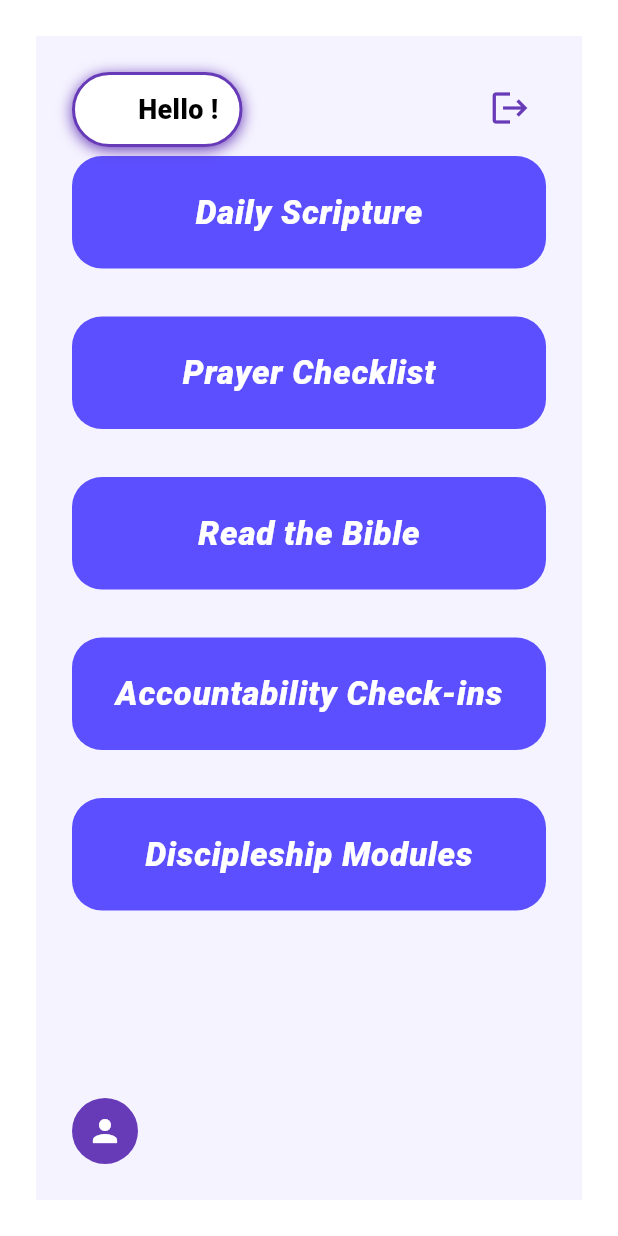
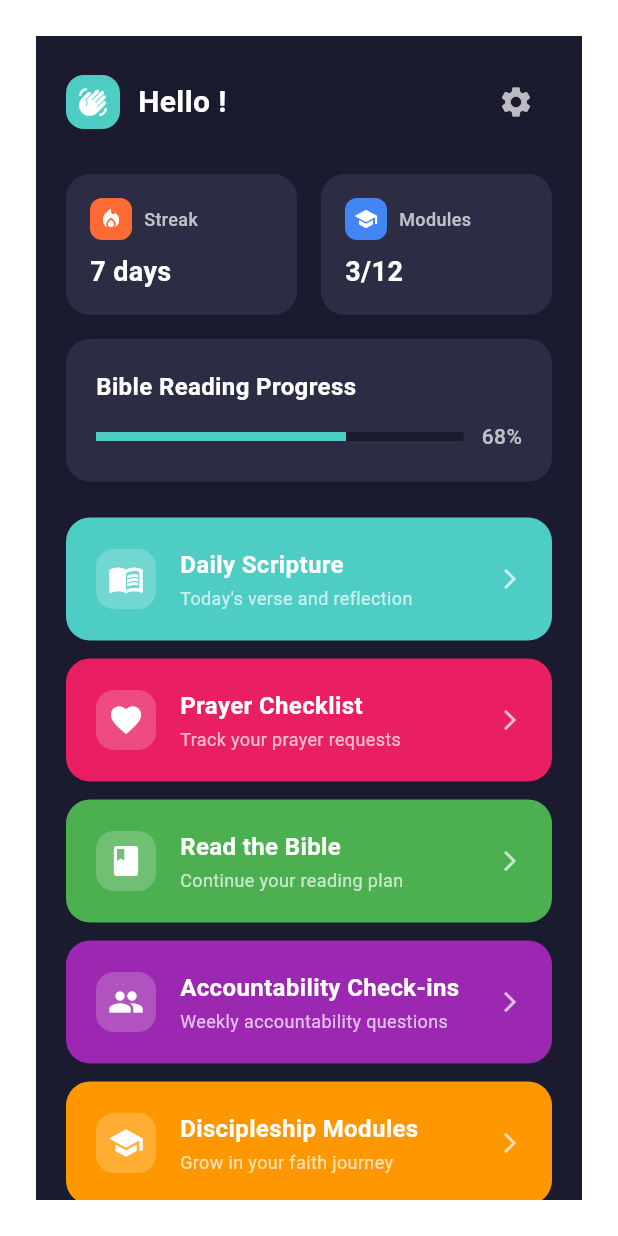
Before and after one commit to dataNerd65/TTIApp, a Flutter app: the screen it shows once a user with an empty profile is signed in, on a phone screen of 412 x 824 dp. Run offline on Flutter 3.47's test engine with Material 3 defaults, Android fonts, the phone set to English and light mode, and no system bars; our stand-ins replace cloud_firestore, firebase_auth, firebase_core, flutter_svg, google_sign_in; accounts and stored records are empty.

Commit message:
significant UI change

```diff
--- a/lib/screens/dashboard1.dart
+++ b/lib/screens/dashboard1.dart
@@ -1,7 +1,6 @@
 import 'package:flutter/material.dart';
 import 'package:firebase_auth/firebase_auth.dart';
 import '../widgets/responsive_scaffold_body.dart';
-import '../widgets/universal_button.dart';
 
 class Dashboard1 extends StatelessWidget {
   const Dashboard1({super.key});
@@ -24,7 +23,7 @@ class Dashboard1 extends StatelessWidget {
   @override
   Widget build(BuildContext context) {
     return Scaffold(
-      backgroundColor: Colors.white,
+      backgroundColor: const Color(0xFF1A1B2E),
       body: ResponsiveScaffoldBody(
         child: _DashboardPanel(onLogout: () => _logout(context)),
         sideChild: Container(color: const Color(0xFFA3C64B)),
@@ -40,164 +39,338 @@ class _DashboardPanel extends StatelessWidget {
   @override
   Widget build(BuildContext context) {
     final user = FirebaseAuth.instance.currentUser;
-    final username = user?.displayName ?? "User";
+    final username = user?.displayName ?? "Kiarie";
 
-    return Stack(
-      children: [
-        // Light purple dashboard area (main content)
-        Positioned.fill(
-          child: Container(
-            color: const Color(0xFFF5F3FF),
-            child: SafeArea(
-              child: SingleChildScrollView(
+    return SafeArea(
+      child: SingleChildScrollView(
+        child: Container(
+          color: const Color(0xFF1A1B2E),
+          padding: const EdgeInsets.all(20),
+          child: Column(
+            crossAxisAlignment: CrossAxisAlignment.stretch,
+            children: [
+              // Header with greeting and settings
+              Row(
+                mainAxisAlignment: MainAxisAlignment.spaceBetween,
+                children: [
+                  Row(
+                    children: [
+                      Container(
+                        padding: const EdgeInsets.all(8),
+                        decoration: BoxDecoration(
+                          color: const Color(0xFF4ECDC4),
+                          borderRadius: BorderRadius.circular(12),
+                        ),
+                        child: const Icon(
+                          Icons.waving_hand,
+                          color: Colors.white,
+                          size: 20,
+                        ),
+                      ),
+                      const SizedBox(width: 12),
+                      Text(
+                        'Hello $username!',
+                        style: const TextStyle(
+                          color: Colors.white,
+                          fontSize: 20,
+                          fontWeight: FontWeight.bold,
+                        ),
+                      ),
+                    ],
+                  ),
+                  IconButton(
+                    onPressed: onLogout,
+                    icon: const Icon(
+                      Icons.settings,
+                      color: Colors.white70,
+                      size: 24,
+                    ),
+                  ),
+                ],
+              ),
+              const SizedBox(height: 24),
+
+              // Stats Cards
+              Row(
+                children: [
+                  Expanded(
+                    child: _buildStatCard(
+                      'Streak',
+                      '7 days',
+                      Icons.local_fire_department,
+                      const Color(0xFFFF6B35),
+                    ),
+                  ),
+                  const SizedBox(width: 16),
+                  Expanded(
+                    child: _buildStatCard(
+                      'Modules',
+                      '3/12',
+                      Icons.school,
+                      const Color(0xFF4285F4),
+                    ),
+                  ),
+                ],
+              ),
+              const SizedBox(height: 16),
+
+              // Bible Reading Progress
+              Container(
+                padding: const EdgeInsets.all(20),
+                decoration: BoxDecoration(
+                  color: const Color(0xFF2C2D44),
+                  borderRadius: BorderRadius.circular(16),
+                ),
                 child: Column(
-                  crossAxisAlignment: CrossAxisAlignment.stretch,
+                  crossAxisAlignment: CrossAxisAlignment.start,
                   children: [
-                    const SizedBox(height: 80), // Space for greeting/logout
-                    Padding(
-                      padding: const EdgeInsets.symmetric(horizontal: 24),
-                      child: UniversalButton(
-                        text: 'Daily Scripture',
-                        textStyle: const TextStyle(
-                          fontWeight: FontWeight.w900,
-                          fontStyle: FontStyle.italic,
-                          fontSize: 22,
-                          letterSpacing: 0.5,
-                        ),
-                        width: double.infinity,
-                        onPressed: () {},
+                    const Text(
+                      'Bible Reading Progress',
+                      style: TextStyle(
+                        color: Colors.white,
+                        fontSize: 16,
+                        fontWeight: FontWeight.w600,
                       ),
                     ),
-                    const SizedBox(height: 32),
-                    Padding(
-                      padding: const EdgeInsets.symmetric(horizontal: 24),
-                      child: UniversalButton(
-                        text: 'Prayer Checklist',
-                        textStyle: const TextStyle(
-                          fontWeight: FontWeight.w900,
-                          fontStyle: FontStyle.italic,
-                          fontSize: 22,
-                          letterSpacing: 0.5,
+                    const SizedBox(height: 12),
+                    Row(
+                      mainAxisAlignment: MainAxisAlignment.spaceBetween,
+                      children: [
+                        Expanded(
+                          child: LinearProgressIndicator(
+                            value: 0.68,
+                            backgroundColor: const Color(0xFF1A1B2E),
+                            valueColor: const AlwaysStoppedAnimation<Color>(
+                              Color(0xFF4ECDC4),
+                            ),
+                            minHeight: 6,
+                          ),
                         ),
-                        width: double.infinity,
-                        onPressed: () {},
-                      ),
+                        const SizedBox(width: 12),
+                        const Text(
+                          '68%',
+                          style: TextStyle(
+                            color: Colors.white70,
+                            fontSize: 14,
+                            fontWeight: FontWeight.w500,
+                          ),
+                        ),
+                      ],
                     ),
-                    const SizedBox(height: 32),
-                    Padding(
-                      padding: const EdgeInsets.symmetric(horizontal: 24),
-                      child: UniversalButton(
-                        text: 'Read the Bible',
-                        textStyle: const TextStyle(
-                          fontWeight: FontWeight.w900,
-                          fontStyle: FontStyle.italic,
-                          fontSize: 22,
-                          letterSpacing: 0.5,
-                        ),
-                        width: double.infinity,
-                        onPressed: () {},
-                      ),
-                    ),
-                    const SizedBox(height: 32),
-                    Padding(
-                      padding: const EdgeInsets.symmetric(horizontal: 24),
-                      child: UniversalButton(
-                        text: 'Accountability Check-ins',
-                        textStyle: const TextStyle(
-                          fontWeight: FontWeight.w900,
-                          fontStyle: FontStyle.italic,
-                          fontSize: 22,
-                          letterSpacing: 0.5,
-                        ),
-                        width: double.infinity,
-                        onPressed: () {},
-                      ),
-                    ),
-                    const SizedBox(height: 32),
-                    Padding(
-                      padding: const EdgeInsets.symmetric(horizontal: 24),
-                      child: UniversalButton(
-                        text: 'Discipleship Modules',
-                        textStyle: const TextStyle(
-                          fontWeight: FontWeight.w900,
-                          fontStyle: FontStyle.italic,
-                          fontSize: 22,
-                          letterSpacing: 0.5,
-                        ),
-                        width: double.infinity,
-                        onPressed: () {},
-                      ),
-                    ),
-                    const SizedBox(height: 100), // Space for profile
                   ],
                 ),
               ),
+              const SizedBox(height: 24),
+
+              // Action Buttons
+              _buildActionButton(
+                'Daily Scripture',
+                'Today\'s verse and reflection',
+                Icons.menu_book,
+                const Color(0xFF4ECDC4),
+                () {
+                  // Navigate to Daily Scripture
+                },
+              ),
+              const SizedBox(height: 12),
+
+              _buildActionButton(
+                'Prayer Checklist',
+                'Track your prayer requests',
+                Icons.favorite,
+                const Color(0xFFE91E63),
+                () {
+                  // Navigate to Prayer Checklist
+                },
+              ),
+              const SizedBox(height: 12),
+
+              _buildActionButton(
+                'Read the Bible',
+                'Continue your reading plan',
+                Icons.book,
+                const Color(0xFF4CAF50),
+                () {
+                  // Navigate to Bible Reading
+                },
+              ),
+              const SizedBox(height: 12),
+
+              _buildActionButton(
+                'Accountability Check-ins',
+                'Weekly accountability questions',
+                Icons.group,
+                const Color(0xFF9C27B0),
+                () {
+                  // Navigate to Accountability
+                },
+              ),
+              const SizedBox(height: 12),
+
+              _buildActionButton(
+                'Discipleship Modules',
+                'Grow in your faith journey',
+                Icons.school,
+                const Color(0xFFFF9800),
+                () {
+                  // Navigate to Discipleship
+                },
+              ),
+              const SizedBox(height: 32),
+
+              // Profile Section
+              Row(
+                children: [
+                  CircleAvatar(
+                    radius: 20,
+                    backgroundColor: const Color(0xFF9C27B0),
+                    child: Text(
+                      username.isNotEmpty ? username[0].toUpperCase() : 'K',
+                      style: const TextStyle(
+                        color: Colors.white,
+                        fontWeight: FontWeight.bold,
+                      ),
+                    ),
+                  ),
+                  const SizedBox(width: 12),
+                  Column(
+                    crossAxisAlignment: CrossAxisAlignment.start,
+                    children: [
+                      Text(
+                        username,
+                        style: const TextStyle(
+                          color: Colors.white,
+                          fontWeight: FontWeight.w600,
+                        ),
+                      ),
+                      const Text(
+                        'Growing in Faith',
+                        style: TextStyle(color: Colors.white70, fontSize: 12),
+                      ),
+                    ],
+                  ),
+                ],
+              ),
+            ],
+          ),
+        ),
+      ),
+    );
+  }
+
+  Widget _buildStatCard(
+    String title,
+    String value,
+    IconData icon,
+    Color color,
+  ) {
+    return Container(
+      padding: const EdgeInsets.all(16),
+      decoration: BoxDecoration(
+        color: const Color(0xFF2C2D44),
+        borderRadius: BorderRadius.circular(16),
+      ),
+      child: Column(
+        crossAxisAlignment: CrossAxisAlignment.start,
+        children: [
+          Row(
+            children: [
+              Container(
+                padding: const EdgeInsets.all(6),
+                decoration: BoxDecoration(
+                  color: color,
+                  borderRadius: BorderRadius.circular(8),
+                ),
+                child: Icon(icon, color: Colors.white, size: 16),
+              ),
+              const SizedBox(width: 8),
+              Text(
+                title,
+                style: const TextStyle(
+                  color: Colors.white70,
+                  fontSize: 12,
+                  fontWeight: FontWeight.w500,
+                ),
+              ),
+            ],
+          ),
+          const SizedBox(height: 8),
+          Text(
+            value,
+            style: const TextStyle(
+              color: Colors.white,
+              fontSize: 18,
+              fontWeight: FontWeight.bold,
             ),
           ),
-        ),
-        // Greeting (upper left)
-        Positioned(
-          top: 24,
-          left: 24,
-          child: Container(
-            padding: const EdgeInsets.symmetric(horizontal: 14, vertical: 10),
-            decoration: BoxDecoration(
-              color: Colors.white,
-              borderRadius: BorderRadius.circular(30),
-              border: Border.all(color: Colors.deepPurple, width: 2),
-              boxShadow: [
-                BoxShadow(
-                  color: Colors.deepPurple,
-                  blurRadius: 8,
-                  offset: const Offset(0, 2),
-                ),
-              ],
-            ),
+        ],
+      ),
+    );
+  }
+
+  Widget _buildActionButton(
+    String title,
+    String subtitle,
+    IconData icon,
+    Color color,
+    VoidCallback onTap,
+  ) {
+    return Container(
+      decoration: BoxDecoration(
+        color: color,
+        borderRadius: BorderRadius.circular(16),
+      ),
+      child: Material(
+        color: Colors.transparent,
+        child: InkWell(
+          onTap: onTap,
+          borderRadius: BorderRadius.circular(16),
+          child: Padding(
+            padding: const EdgeInsets.all(20),
             child: Row(
               children: [
-                const Icon(Icons.waving_hand, color: Colors.white, size: 20),
-                const SizedBox(width: 8),
-                Text(
-                  'Hello $username!',
-                  style: const TextStyle(
-                    color: Color.fromARGB(255, 0, 0, 0),
-                    fontWeight: FontWeight.w900,
-                    fontSize: 18,
+                Container(
+                  padding: const EdgeInsets.all(8),
+                  decoration: BoxDecoration(
+                    color: Colors.white.withOpacity(0.2),
+                    borderRadius: BorderRadius.circular(12),
                   ),
+                  child: Icon(icon, color: Colors.white, size: 24),
+                ),
+                const SizedBox(width: 16),
+                Expanded(
+                  child: Column(
+                    crossAxisAlignment: CrossAxisAlignment.start,
+                    children: [
+                      Text(
+                        title,
+                        style: const TextStyle(
+                          color: Colors.white,
+                          fontSize: 16,
+                          fontWeight: FontWeight.bold,
+                        ),
+                      ),
+                      const SizedBox(height: 2),
+                      Text(
+                        subtitle,
+                        style: const TextStyle(
+                          color: Colors.white70,
+                          fontSize: 12,
+                        ),
+                      ),
+                    ],
+                  ),
+                ),
+                const Icon(
+                  Icons.arrow_forward_ios,
+                  color: Colors.white70,
+                  size: 16,
                 ),
               ],
             ),
           ),
         ),
-        // Logout button (upper right)
-        Positioned(
-          top: 24,
-          right: 24,
-          child: IconButton(
-            onPressed: onLogout,
-            icon: const Icon(Icons.logout, color: Colors.deepPurple, size: 28),
-            tooltip: 'Logout',
-          ),
-        ),
-        // Profile (lower left)
-        Positioned(
-          left: 24,
-          bottom: 24,
-          child: Tooltip(
-            message: 'View profile',
-            child: Row(
-              children: [
-                const CircleAvatar(
-                  radius: 22,
-                  backgroundColor: Colors.deepPurple,
-                  child: Icon(Icons.person, color: Colors.white),
-                ),
-                const SizedBox(width: 10),
-              ],
-            ),
-          ),
-        ),
-      ],
+      ),
     );
   }
 }
```
